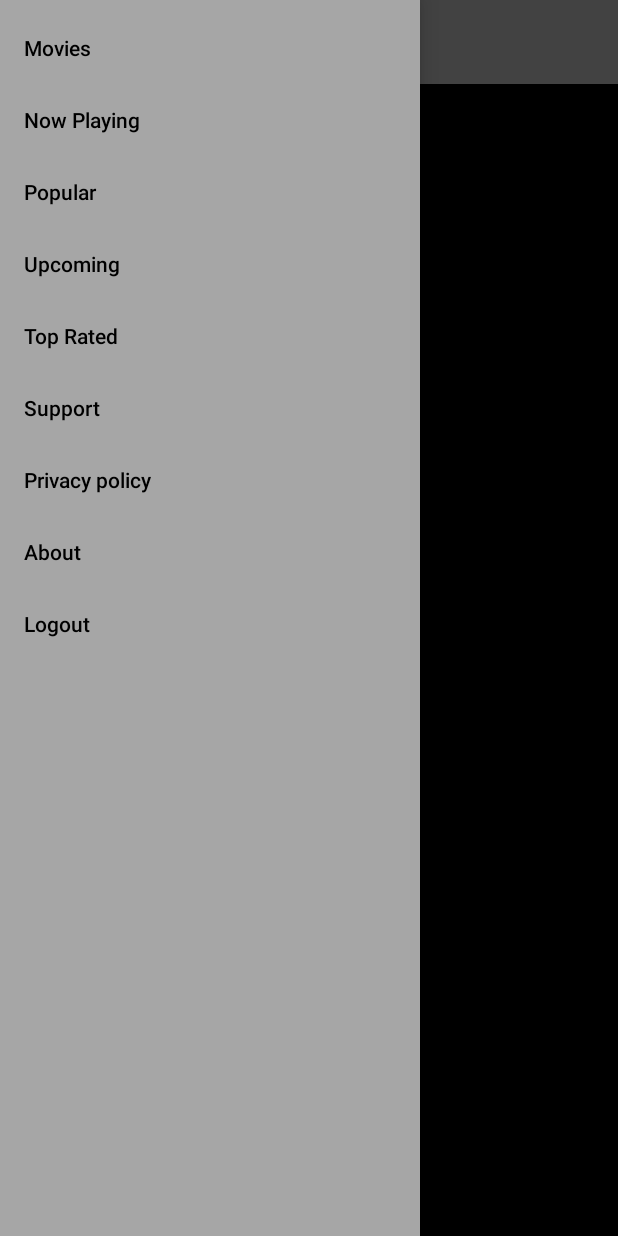
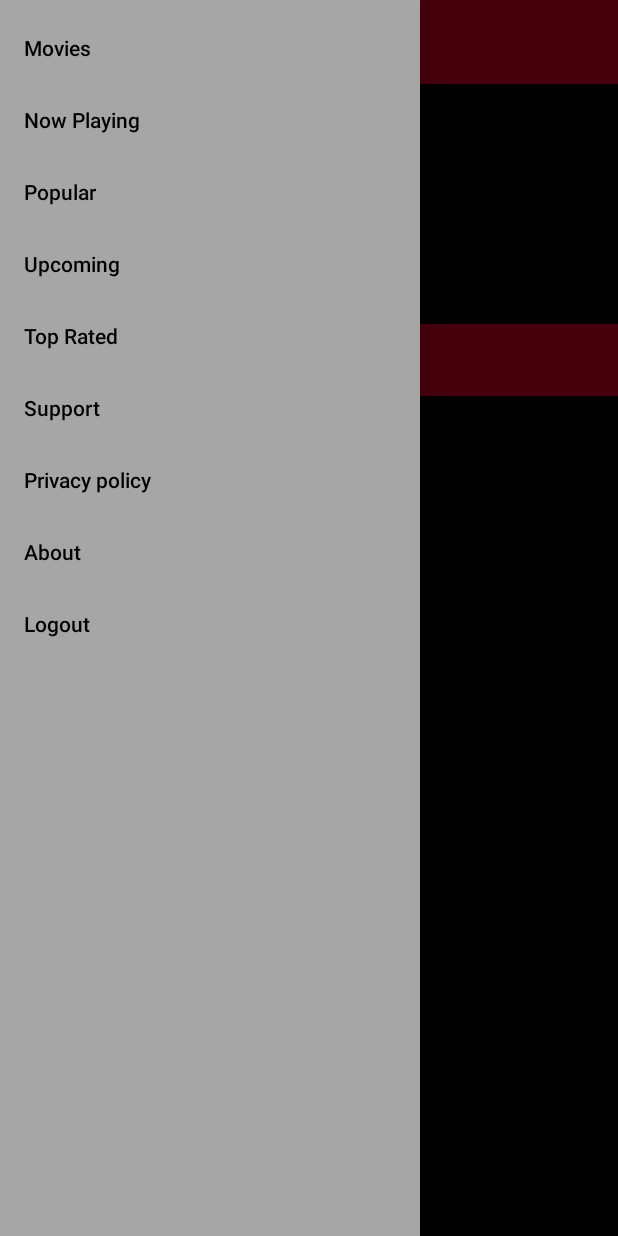
Before and after one commit to E-M-Code-Bases/Cohort-1-Group-3-Android, an Android app: the screen it shows after launch (MainActivity), with the side drawer open, on a phone screen of 412 x 824 dp. Run offline under Robolectric (Android 15) with nearby library versions, the phone set to English and light mode, and no system bars.

Commit message:
tabLayout and SurfaceView

```diff
--- /dev/null
+++ b/Zozamax-Movies/app/src/main/java/com/example/zozamax_app/ViewPagerAdapter.kt
@@ -0,0 +1,15 @@
+package com.example.zozamax_app
+
+import androidx.fragment.app.Fragment
+import androidx.fragment.app.FragmentActivity
+import androidx.viewpager2.adapter.FragmentStateAdapter
+
+class ViewPagerAdapter(fragmentActivity: FragmentActivity) : FragmentStateAdapter(fragmentActivity) {
+    override fun getItemCount(): Int {
+        TODO("Not yet implemented")
+    }
+
+    override fun createFragment(position: Int): Fragment {
+        TODO("Not yet implemented")
+    }
+}
--- a/Zozamax-Movies/app/src/main/res/layout/activity_main.xml
+++ b/Zozamax-Movies/app/src/main/res/layout/activity_main.xml
@@ -16,11 +16,57 @@
             android:id="@+id/toolbar"
             android:layout_width="match_parent"
             android:layout_height="?attr/actionBarSize"
-            android:background="@color/grey"
+            android:background="@color/red"
             app:titleTextColor="@color/black"
             app:layout_constraintTop_toTopOf="parent"
             app:layout_constraintStart_toStartOf="parent"
-            app:layout_constraintEnd_toEndOf="parent" />
+            app:layout_constraintEnd_toEndOf="parent" >
+
+        </androidx.appcompat.widget.Toolbar>
+        <FrameLayout
+            android:id="@+id/frameLayout"
+            android:layout_width="match_parent"
+            android:layout_height="150dp"
+            app:layout_constraintTop_toBottomOf="@+id/toolbar"
+            app:layout_constraintStart_toStartOf="parent"
+            app:layout_constraintEnd_toEndOf="parent"
+            android:layout_marginTop="10dp">
+
+            <SurfaceView
+                android:id="@+id/trailerSurfaceView"
+                android:layout_width="match_parent"
+                android:layout_height="wrap_content" />
+            <ImageButton
+                android:id="@+id/playPauseButton"
+                android:layout_width="wrap_content"
+                android:layout_height="wrap_content"
+                android:src="@drawable/play"
+                android:onClick="onPlayPauseClick"
+               android:layout_gravity="center"
+                android:background="@color/black"
+                />
+
+        </FrameLayout>
+
+        <com.google.android.material.tabs.TabLayout
+            android:id="@+id/tab_layout"
+            android:layout_width="0dp"
+            android:layout_height="wrap_content"
+            app:layout_constraintTop_toBottomOf="@id/frameLayout"
+            app:layout_constraintStart_toStartOf="parent"
+           app:layout_constraintEnd_toEndOf="parent"
+            app:tabMode="fixed"
+            app:tabGravity="fill"
+            android:background="@color/red">
+
+        </com.google.android.material.tabs.TabLayout>
+
+        <androidx.viewpager2.widget.ViewPager2
+            android:id="@+id/view_pager"
+            android:layout_width="match_parent"
+            android:layout_height="match_parent"
+            app:layout_behavior="@string/appbar_scrolling_view_behavior" />
+
 
     </androidx.constraintlayout.widget.ConstraintLayout>
     <com.google.android.material.navigation.NavigationView
```
Also changed, not shown: Zozamax-Movies/app/src/main/res/drawable/play.png (added).
